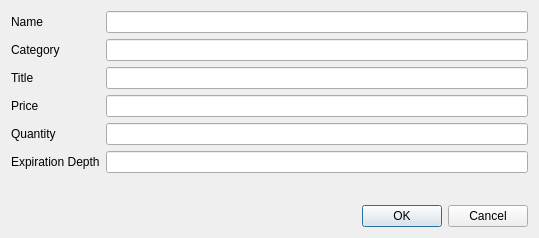
The window that src/qt/forms/editofferdialog.ui (syscoin/syscoin1) describes before a commit, drawn with Qt 5.
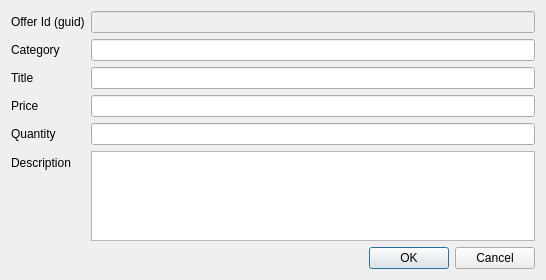
The same window after the commit.

What changed in the file:
```diff
--- a/src/qt/forms/editofferdialog.ui
+++ b/src/qt/forms/editofferdialog.ui
@@ -6,8 +6,8 @@
    <rect>
     <x>0</x>
     <y>0</y>
-    <width>539</width>
-    <height>238</height>
+    <width>546</width>
+    <height>280</height>
    </rect>
   </property>
   <property name="windowTitle">
@@ -22,7 +22,7 @@
      <item row="0" column="0">
       <widget class="QLabel" name="label">
        <property name="text">
-        <string>Name</string>
+        <string>Offer Id (guid)</string>
        </property>
        <property name="buddy">
         <cstring>nameEdit</cstring>
@@ -31,6 +31,9 @@
      </item>
      <item row="0" column="1">
       <widget class="QLineEdit" name="nameEdit">
+       <property name="enabled">
+        <bool>false</bool>
+       </property>
        <property name="toolTip">
         <string>The value associated with this offer.</string>
        </property>
@@ -76,13 +79,10 @@
      <item row="7" column="0">
       <widget class="QLabel" name="label_6">
        <property name="text">
-        <string>Expiration Depth</string>
+        <string>Description</string>
        </property>
       </widget>
      </item>
-     <item row="7" column="1">
-      <widget class="QLineEdit" name="expEdit"/>
-     </item>
      <item row="6" column="1">
       <widget class="QLineEdit" name="qtyEdit"/>
      </item>
@@ -93,6 +93,9 @@
        </property>
       </widget>
      </item>
+     <item row="7" column="1">
+      <widget class="QTextEdit" name="descriptionEdit"/>
+     </item>
     </layout>
    </item>
    <item>
```
